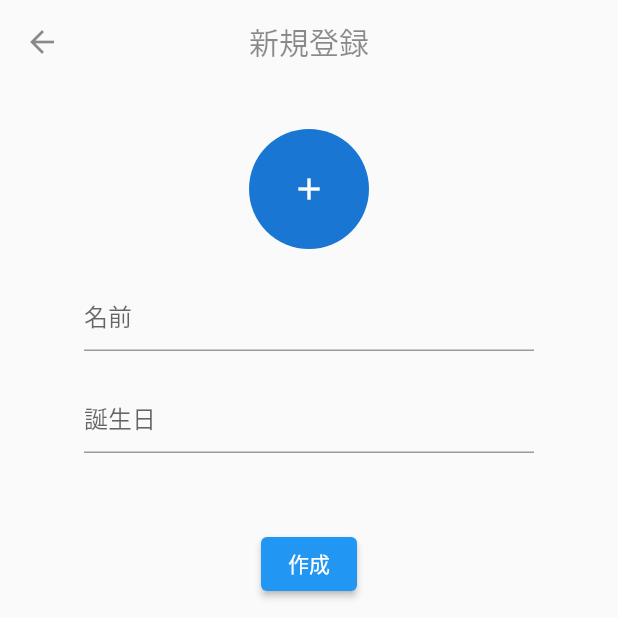
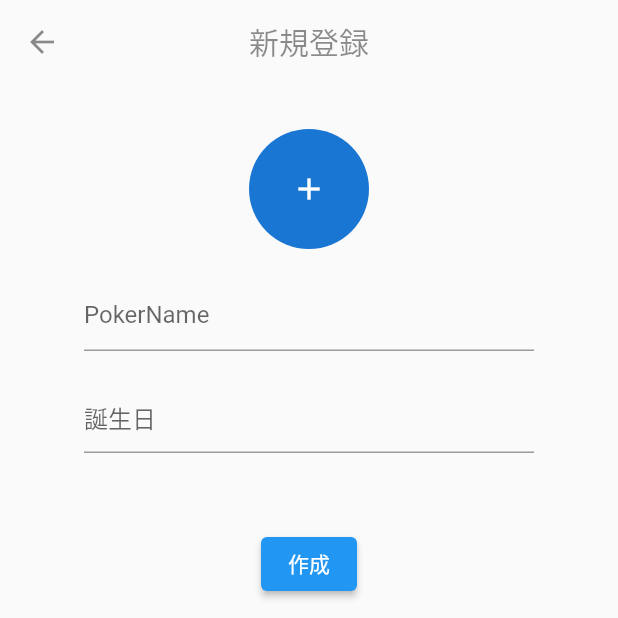
Before and after one commit to WL-Yahata/app_casino_03, a Flutter app: the CreateAccount screen opened directly, on a phone screen of 412 x 824 dp, the top half of it. Run offline on Flutter 3.47's test engine with Material 2 defaults, Android fonts, the phone set to English and light mode, and no system bars; our stand-ins replace cloud_firestore, firebase_auth, firebase_core, image_picker, syncfusion_flutter_calendar; accounts and stored records are empty.

Commit message:
Update CreateAccount.dart

```diff
--- a/lib/view/users view/CreateAccount.dart
+++ b/lib/view/users view/CreateAccount.dart
@@ -62,7 +62,7 @@ class _CreateAccountState extends State<CreateAccount> {
                     width: 300,
                     child: TextField(
                       controller: nameController,
-                      decoration: const InputDecoration(hintText: '名前'),
+                      decoration: const InputDecoration(hintText: 'PokerName'),
                     ),
                   ),
                 ),
```
